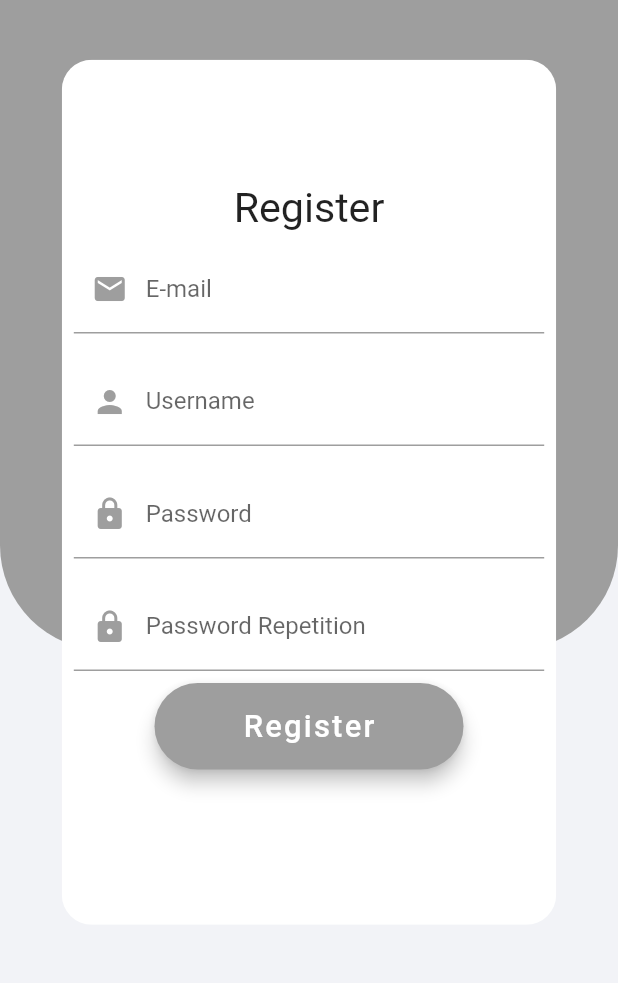
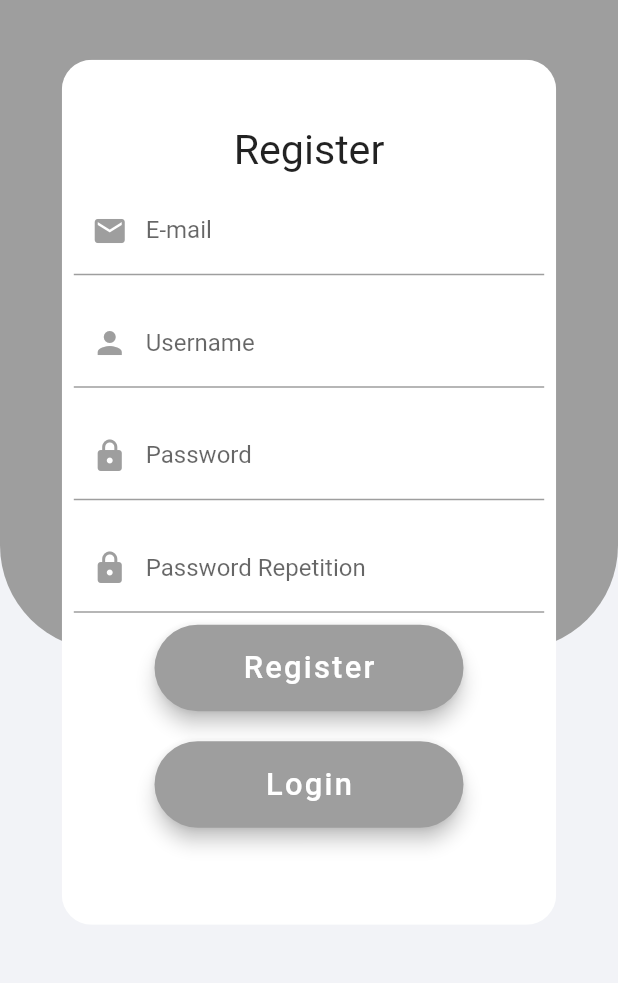
Before and after one commit to xAquaCulinaris/Rollbrett_Flutter, a Flutter app: the screen it shows after launch, after a tap on "Login", after a tap on "Sign Up", on a phone screen of 412 x 824 dp, the part 215-1198 px from its top. Run offline on Flutter 3.47's test engine with Material 2 defaults, Android fonts, the phone set to English and light mode, and no system bars; our stand-ins replace chewie, firebase_auth, flutter_spinkit, video_player; missing offline and left inert: flutter_beacon, shake; accounts and stored records are empty.

Commit message:
fixed registering bug

```diff
--- /dev/null
+++ b/lib/Login/Authenticate.dart
@@ -0,0 +1,21 @@
+import 'package:flutter/material.dart';
+import 'package:rollbrett_rottweil/Login/loginView.dart';
+import 'package:rollbrett_rottweil/Login/registerView.dart';
+
+class Authenticate extends StatefulWidget {
+  @override
+  _AuthenticateState createState() => _AuthenticateState();
+}
+
+class _AuthenticateState extends State<Authenticate> {
+  bool showLogin = true;
+
+  void toggleShowLogin(){
+    setState(() => showLogin = !showLogin);
+  }
+
+  @override
+  Widget build(BuildContext context) {
+    return showLogin ? LoginPage(toggleShowLogin): RegisterView(toggleShowLogin);
+  }
+}
--- a/lib/Login/loginView.dart
+++ b/lib/Login/loginView.dart
@@ -2,12 +2,17 @@ import 'package:flutter/material.dart';
 
 import 'package:rollbrett_rottweil/Login/registerView.dart';
 import 'package:rollbrett_rottweil/Reusable_Widget/emailField.dart';
+import 'package:rollbrett_rottweil/Reusable_Widget/loading.dart';
 import 'package:rollbrett_rottweil/Reusable_Widget/logoText.dart';
 import 'package:rollbrett_rottweil/Reusable_Widget/passwordField.dart';
 import 'package:rollbrett_rottweil/Reusable_Widget/roundedButton.dart';
 import 'package:rollbrett_rottweil/firebase/authService.dart';
 
 class LoginPage extends StatefulWidget {
+  final Function toggleShowLogin;
+
+  LoginPage(this.toggleShowLogin);
+
   @override
   _LoginPageState createState() => _LoginPageState();
 }
@@ -16,6 +21,7 @@ class _LoginPageState extends State<LoginPage> {
   final AuthService _auth = AuthService();
   final _formKey = GlobalKey<FormState>();
 
+  bool isLoading = false;
   String error = '';
 
   String email;
@@ -32,22 +38,22 @@ class _LoginPageState extends State<LoginPage> {
   void _loginButtonPressed() async {
     print(email);
     print(password);
-    if(_formKey.currentState.validate()) {
-      print("format okey");
+    if (_formKey.currentState.validate()) {
+      setState(() => isLoading = true);
       dynamic result = _auth.signIn(email, password);
-      if(result == null) {
+      if (result == null) {
         print("error");
-        setState(() => error = 'something went wrong registering, maybe wrong email?');
+        setState(() {
+          error = 'something went wrong registering, maybe wrong email?';
+          isLoading = false;
+        });
       }
     }
   }
 
   //TODO: Fix automatic sign in on regsiter
   void _registerButtonPressed() {
-    Navigator.push(
-      context,
-      MaterialPageRoute(builder: (context) => RegisterView()),
-    );
+    widget.toggleShowLogin();
   }
 
   Widget _getContainer() {
@@ -135,7 +141,7 @@ class _LoginPageState extends State<LoginPage> {
 
   @override
   Widget build(BuildContext context) {
-    return Scaffold(
+    return isLoading ? Loading() : Scaffold(
       resizeToAvoidBottomPadding: false,
       backgroundColor: Color(0xfff2f3f7),
       body: Stack(
--- a/lib/Login/registerView.dart
+++ b/lib/Login/registerView.dart
@@ -1,12 +1,17 @@
 import 'package:firebase_auth/firebase_auth.dart';
 import 'package:flutter/material.dart';
 import 'package:rollbrett_rottweil/Reusable_Widget/emailField.dart';
+import 'package:rollbrett_rottweil/Reusable_Widget/loading.dart';
 import 'package:rollbrett_rottweil/Reusable_Widget/logoText.dart';
 import 'package:rollbrett_rottweil/Reusable_Widget/passwordField.dart';
 import 'package:rollbrett_rottweil/Reusable_Widget/roundedButton.dart';
 import 'package:rollbrett_rottweil/firebase/authService.dart';
 
 class RegisterView extends StatefulWidget {
+  final Function toggleShowLogin;
+
+  RegisterView(this.toggleShowLogin);
+
   @override
   _RegisterViewState createState() => _RegisterViewState();
 }
@@ -15,13 +20,14 @@ class _RegisterViewState extends State<RegisterView> {
   final AuthService _auth = AuthService();
   final _formKey = GlobalKey<FormState>();
 
+  bool isLoading = false;
+
   String email = "";
   String username = "";
   String password = "";
   String passwordRepetition = "";
 
   String error = '';
-
 
   void setEmail(String text) {
     email = text;
@@ -41,12 +47,22 @@ class _RegisterViewState extends State<RegisterView> {
     print(passwordRepetition);
     print(password);
 
-    if(_formKey.currentState.validate()) {
+    if (_formKey.currentState.validate()) {
+      setState(() {
+        isLoading = true;
+      });
       dynamic result = _auth.register(email, password);
-      if(result == null) {
-        setState(() => error = 'something went wrong registering, maybe wrong email?');
+      if (result == null) {
+        setState(() {
+          error = 'something went wrong registering, maybe wrong email?';
+          isLoading = false;
+        });
       }
     }
+  }
+
+  void _loginButtonPressed() {
+    widget.toggleShowLogin();
   }
 
   //TODO: Fix automatic sign in on regsiter
@@ -93,6 +109,7 @@ class _RegisterViewState extends State<RegisterView> {
                         PasswordField(setPasswordRep, 'Password Repetition'),
                         RoundedButton(
                             "Register", _registerButtonPressed, 40, 20),
+                        RoundedButton("Login", _loginButtonPressed, 40, 20)
                       ],
                     ),
                   )
@@ -108,7 +125,8 @@ class _RegisterViewState extends State<RegisterView> {
       padding: EdgeInsets.all(8),
       child: TextFormField(
         //TODO:: better username validation
-        validator: (val) => val.length < 5 ? 'Username must be 4 characters long' : null,
+        validator: (val) =>
+            val.length < 5 ? 'Username must be 4 characters long' : null,
         keyboardType: TextInputType.text,
         onChanged: (value) {
           setState(() {
@@ -128,7 +146,7 @@ class _RegisterViewState extends State<RegisterView> {
 
   @override
   Widget build(BuildContext context) {
-    return Scaffold(
+    return isLoading? Loading() : Scaffold(
       resizeToAvoidBottomPadding: false,
       backgroundColor: Color(0xfff2f3f7),
       body: Stack(
--- a/lib/route_generator.dart
+++ b/lib/route_generator.dart
@@ -2,6 +2,7 @@ import 'package:flutter/material.dart';
 import 'package:rollbrett_rottweil/CoursePreview/coursePreview.dart';
 import 'package:rollbrett_rottweil/CoursePreview/detailedObstacleView.dart';
 import 'package:rollbrett_rottweil/Instagram/instagramTabBar.dart';
+import 'package:rollbrett_rottweil/Login/Authenticate.dart';
 import 'package:rollbrett_rottweil/Login/loginView.dart';
 import 'package:rollbrett_rottweil/SkateDice/skateDiceAddPlayer.dart';
 import 'package:rollbrett_rottweil/ErrorPage/errorPage.dart';
@@ -16,7 +17,7 @@ class RouteGenerator {
     switch(settings.name) {
 
       case '/':
-        return MaterialPageRoute(builder: (_) => LoginPage());
+        return MaterialPageRoute(builder: (_) => Authenticate());
 
       case '/home':
         return MaterialPageRoute(builder: (_) => HomeScreen());
--- a/lib/wrapper.dart
+++ b/lib/wrapper.dart
@@ -1,6 +1,7 @@
 import 'package:flutter/material.dart';
 import 'package:provider/provider.dart';
 import 'package:rollbrett_rottweil/HomeScreen/homeScreen.dart';
+import 'package:rollbrett_rottweil/Login/Authenticate.dart';
 import 'package:rollbrett_rottweil/Login/loginView.dart';
 
 import 'Class/user.dart';
@@ -11,7 +12,7 @@ class Wrapper extends StatelessWidget {
     final user = Provider.of<User>(context);
     print(user);
 
-    return user == null ? LoginPage() : HomeScreen();
+    return user == null ? Authenticate() : HomeScreen();
   }
 
 
--- a/pubspec.yaml
+++ b/pubspec.yaml
@@ -30,6 +30,7 @@ dependencies:
   firebase_auth: ^0.14.0+5
   cloud_firestore: ^0.12.9+4
   provider: ^3.1.0
+  flutter_spinkit: "^4.0.0"
 
   # The following adds the Cupertino Icons font to your application.
   # Use with the CupertinoIcons class for iOS style icons.
```
Also changed, not shown: lib/Reusable_Widget/loading.dart (added, +17 -0 lines), pubspec.lock.
